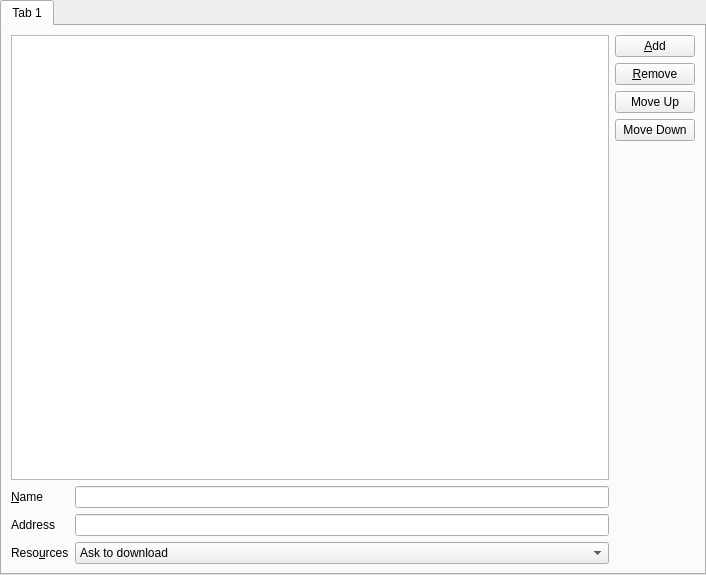
FreesmTeam/FreesmLauncher, file application/pages/instance/ServersPage.ui: the form before one commit.
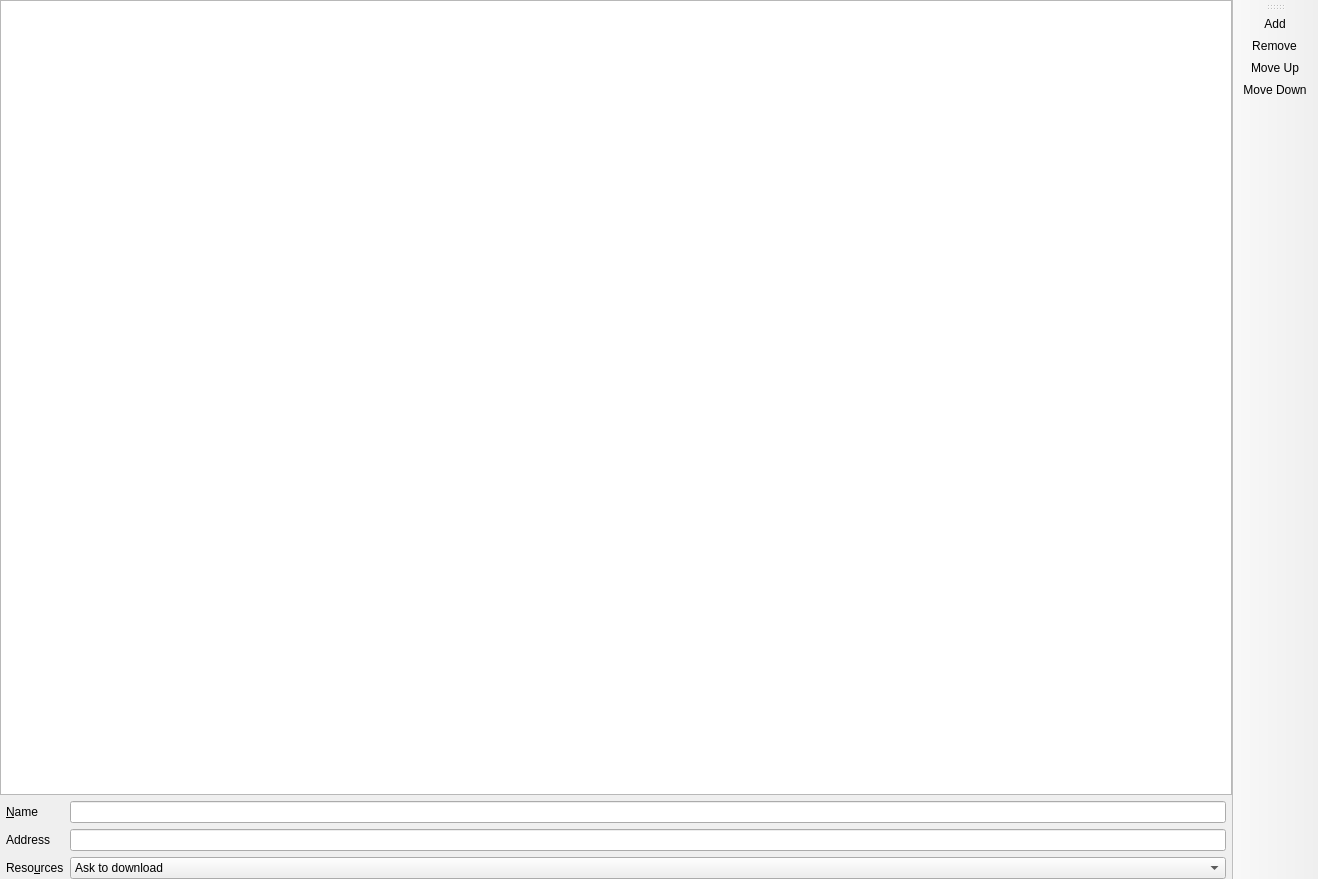
The form after the commit.

Commit message: NOISSUE convert rest of the instance pages to use toolbars for side menus

```diff
--- a/application/pages/instance/ServersPage.ui
+++ b/application/pages/instance/ServersPage.ui
@@ -1,15 +1,19 @@
 <?xml version="1.0" encoding="UTF-8"?>
 <ui version="4.0">
  <class>ServersPage</class>
- <widget class="QWidget" name="ServersPage">
+ <widget class="QMainWindow" name="ServersPage">
   <property name="geometry">
    <rect>
     <x>0</x>
     <y>0</y>
-    <width>706</width>
-    <height>575</height>
+    <width>1318</width>
+    <height>879</height>
    </rect>
   </property>
+  <property name="windowTitle">
+   <string>MainWindow</string>
+  </property>
+  <widget class="QWidget" name="centralwidget">
   <layout class="QVBoxLayout" name="verticalLayout">
    <property name="leftMargin">
     <number>0</number>
@@ -24,79 +28,6 @@
     <number>0</number>
    </property>
    <item>
-    <widget class="QTabWidget" name="tabWidget">
-     <property name="currentIndex">
-      <number>0</number>
-     </property>
-     <widget class="QWidget" name="tab">
-      <property name="sizePolicy">
-       <sizepolicy hsizetype="Preferred" vsizetype="Preferred">
-        <horstretch>0</horstretch>
-        <verstretch>0</verstretch>
-       </sizepolicy>
-      </property>
-      <attribute name="title">
-       <string notr="true">Tab 1</string>
-      </attribute>
-      <layout class="QHBoxLayout" name="horizontalLayout">
-       <item>
-        <layout class="QGridLayout" name="gridLayout">
-         <item row="3" column="1">
-          <widget class="QComboBox" name="resourceComboBox">
-           <item>
-            <property name="text">
-             <string>Ask to download</string>
-            </property>
-           </item>
-           <item>
-            <property name="text">
-             <string>Always download</string>
-            </property>
-           </item>
-           <item>
-            <property name="text">
-             <string>Never download</string>
-            </property>
-           </item>
-          </widget>
-         </item>
-         <item row="3" column="0">
-          <widget class="QLabel" name="resourcesLabel">
-           <property name="text">
-            <string>Reso&amp;urces</string>
-           </property>
-           <property name="buddy">
-            <cstring>resourceComboBox</cstring>
-           </property>
-          </widget>
-         </item>
-         <item row="2" column="1">
-          <widget class="QLineEdit" name="addressLine"/>
-         </item>
-         <item row="1" column="0">
-          <widget class="QLabel" name="nameLabel">
-           <property name="text">
-            <string>&amp;Name</string>
-           </property>
-           <property name="buddy">
-            <cstring>nameLine</cstring>
-           </property>
-          </widget>
-         </item>
-         <item row="1" column="1">
-          <widget class="QLineEdit" name="nameLine"/>
-         </item>
-         <item row="2" column="0">
-          <widget class="QLabel" name="addressLabel">
-           <property name="text">
-            <string>Address</string>
-           </property>
-           <property name="buddy">
-            <cstring>addressLine</cstring>
-           </property>
-          </widget>
-         </item>
-         <item row="0" column="0" colspan="2">
           <widget class="QTreeView" name="serversView">
            <property name="sizePolicy">
             <sizepolicy hsizetype="Expanding" vsizetype="Expanding">
@@ -130,58 +61,117 @@
            </attribute>
           </widget>
          </item>
-        </layout>
-       </item>
+    <item>
+     <layout class="QGridLayout" name="gridLayout_2">
+      <property name="leftMargin">
+       <number>6</number>
+      </property>
+      <property name="rightMargin">
+       <number>6</number>
+      </property>
+      <item row="0" column="0">
+       <widget class="QLabel" name="nameLabel">
+        <property name="text">
+         <string>&amp;Name</string>
+        </property>
+        <property name="buddy">
+         <cstring>nameLine</cstring>
+        </property>
+       </widget>
+      </item>
+      <item row="0" column="1">
+       <widget class="QLineEdit" name="nameLine"/>
+      </item>
+      <item row="1" column="0">
+       <widget class="QLabel" name="addressLabel">
+        <property name="text">
+         <string>Address</string>
+        </property>
+        <property name="buddy">
+         <cstring>addressLine</cstring>
+        </property>
+       </widget>
+      </item>
+      <item row="1" column="1">
+       <widget class="QLineEdit" name="addressLine"/>
+      </item>
+      <item row="2" column="0">
+       <widget class="QLabel" name="resourcesLabel">
+        <property name="text">
+         <string>Reso&amp;urces</string>
+        </property>
+        <property name="buddy">
+         <cstring>resourceComboBox</cstring>
+        </property>
+       </widget>
+      </item>
+      <item row="2" column="1">
+       <widget class="QComboBox" name="resourceComboBox">
        <item>
-        <layout class="QVBoxLayout" name="verticalLayout_2">
+         <property name="text">
+          <string>Ask to download</string>
+         </property>
+        </item>
          <item>
-          <widget class="QPushButton" name="addBtn">
            <property name="text">
-            <string>&amp;Add</string>
-           </property>
-          </widget>
+          <string>Always download</string>
+         </property>
          </item>
          <item>
-          <widget class="QPushButton" name="removeBtn">
            <property name="text">
-            <string>&amp;Remove</string>
-           </property>
-          </widget>
-         </item>
-         <item>
-          <widget class="QPushButton" name="moveUpBtn">
+          <string>Never download</string>
+         </property>
+        </item>
+       </widget>
+      </item>
+     </layout>
+    </item>
+   </layout>
+  </widget>
+  <widget class="QToolBar" name="toolBar">
+   <property name="windowTitle">
+    <string>toolBar</string>
+   </property>
+   <property name="allowedAreas">
+    <set>Qt::LeftToolBarArea|Qt::RightToolBarArea</set>
+   </property>
+   <property name="toolButtonStyle">
+    <enum>Qt::ToolButtonTextOnly</enum>
+   </property>
+   <property name="floatable">
+    <bool>false</bool>
+   </property>
+   <attribute name="toolBarArea">
+    <enum>RightToolBarArea</enum>
+   </attribute>
+   <attribute name="toolBarBreak">
+    <bool>false</bool>
+   </attribute>
+   <addaction name="actionAdd"/>
+   <addaction name="actionRemove"/>
+   <addaction name="actionMove_Up"/>
+   <addaction name="actionMove_Down"/>
+  </widget>
+  <action name="actionAdd">
+   <property name="text">
+    <string>Add</string>
+   </property>
+  </action>
+  <action name="actionRemove">
+   <property name="text">
+    <string>Remove</string>
+   </property>
+  </action>
+  <action name="actionMove_Up">
            <property name="text">
             <string>Move Up</string>
            </property>
-          </widget>
-         </item>
-         <item>
-          <widget class="QPushButton" name="moveDownBtn">
+  </action>
+  <action name="actionMove_Down">
            <property name="text">
             <string>Move Down</string>
            </property>
-          </widget>
-         </item>
-         <item>
-          <spacer name="verticalSpacer">
-           <property name="orientation">
-            <enum>Qt::Vertical</enum>
-           </property>
-           <property name="sizeHint" stdset="0">
-            <size>
-             <width>20</width>
-             <height>40</height>
-            </size>
-           </property>
-          </spacer>
-         </item>
-        </layout>
-       </item>
-      </layout>
-     </widget>
-    </widget>
-   </item>
-  </layout>
+  </action>
  </widget>
  <tabstops>
   <tabstop>tabWidget</tabstop>
```
Left out of the diff: 5 changed lines with no effect on the pictures. Lines whose indentation alone changed are shown as unchanged. The commit also changes 12 other files.
